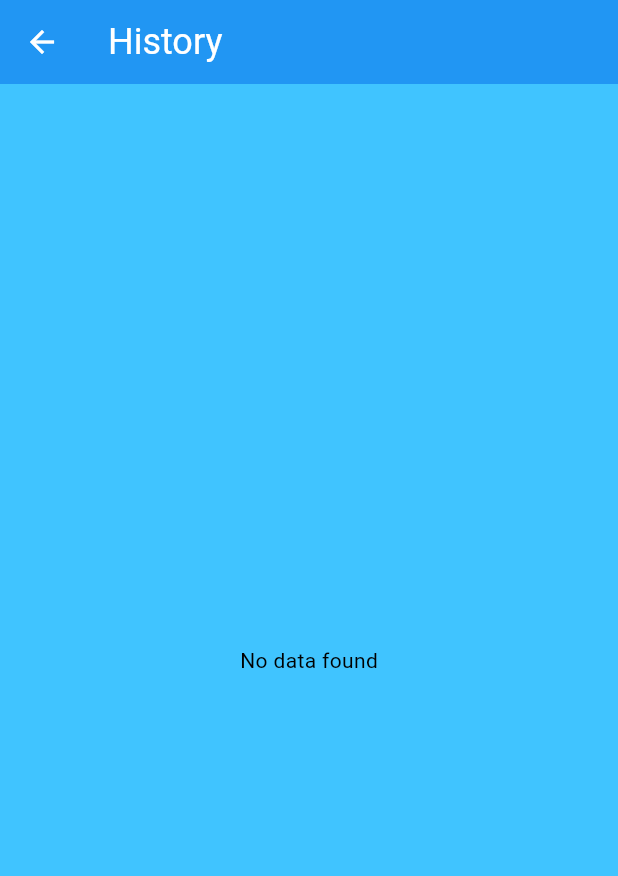
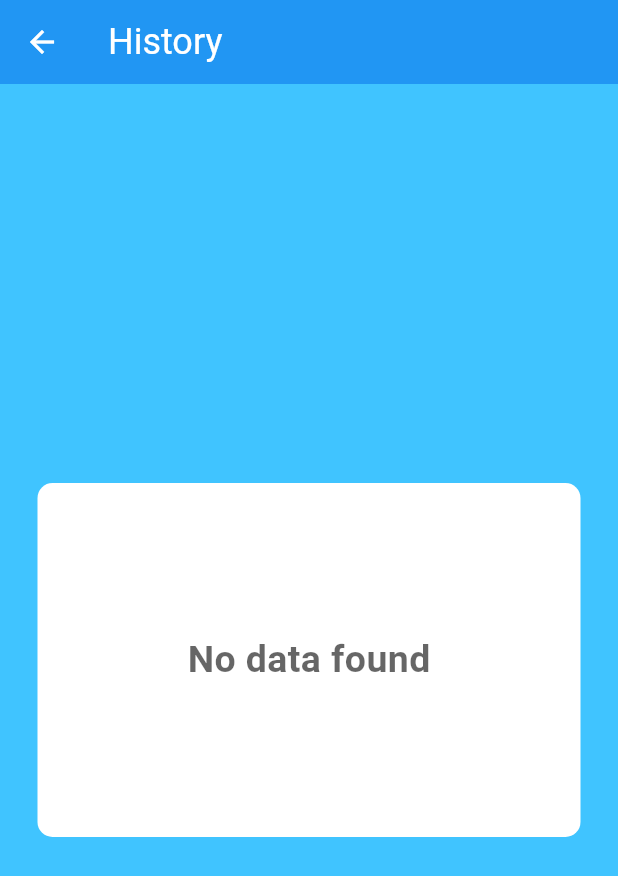
Before and after one commit to Eduar2TC/bb_shaker, a Flutter app: the HistoryPage screen opened directly, on a phone screen of 412 x 824 dp. Shown: the top 876 px of the screen. Run offline on Flutter 3.47's test engine with Material 3 defaults, Android fonts, the phone set to English and light mode, and no system bars; our stand-ins replace audioplayers, shared_preferences; missing offline and left inert: shake; accounts and stored records are empty.

Commit message:
container data

```diff
--- a/lib/pages/history_page.dart
+++ b/lib/pages/history_page.dart
@@ -8,6 +8,7 @@ class HistoryPage extends StatelessWidget {
 
   @override
   Widget build(BuildContext context) {
+    bool verticalDragged = false;
     return Theme(
       data: Theme.of(context).copyWith(
         colorScheme: Theme.of(context).colorScheme,
@@ -16,12 +17,24 @@ class HistoryPage extends StatelessWidget {
       ),
       child: Scaffold(
         backgroundColor: Theme.of(context).colorScheme.background,
-        appBar: AppBar(
+        appBar: verticalDragged == false
+            ? AppBar(
+                automaticallyImplyLeading: true,
                 title: const Text(
                   'History',
                 ),
-        ),
-        body: Column(
+              )
+            : null,
+        body: NotificationListener<ScrollNotification>(
+          onNotification: (scrollNotification) {
+            if (scrollNotification is ScrollStartNotification) {
+              verticalDragged = true;
+            } else if (scrollNotification is ScrollEndNotification) {
+              verticalDragged = false;
+            }
+            return true;
+          },
+          child: Column(
             children: [
               Expanded(
                 child: FutureBuilder<List<String>>(
@@ -37,11 +50,19 @@ class HistoryPage extends StatelessWidget {
                         if (snapshot.data!.isEmpty) {
                           return Center(
                             child: Container(
+                              padding: const EdgeInsets.all(100),
                               decoration: BoxDecoration(
-                              color: Theme.of(context).colorScheme.background,
+                                color: Colors.white,
                                 borderRadius: BorderRadius.circular(10),
                               ),
-                            child: const Text('No data found'),
+                              child: Text(
+                                style: TextStyle(
+                                  color: Colors.black.withOpacity(0.6),
+                                  fontSize: 25,
+                                  fontWeight: FontWeight.bold,
+                                ),
+                                'No data found',
+                              ),
                             ),
                           );
                         } else {
@@ -53,8 +74,9 @@ class HistoryPage extends StatelessWidget {
                           return CustomScrollView(
                             slivers: [
                               SliverAppBar(
-                              backgroundColor:
-                                  Theme.of(context).appBarTheme.backgroundColor,
+                                backgroundColor: Theme.of(context)
+                                    .appBarTheme
+                                    .backgroundColor,
                                 title: Text(
                                   'Best time',
                                   style: Theme.of(context).textTheme.bodyLarge,
@@ -92,6 +114,7 @@ class HistoryPage extends StatelessWidget {
             ],
           ),
         ),
+      ),
     );
   }
 }
```
Lines whose indentation alone changed are shown as unchanged.
